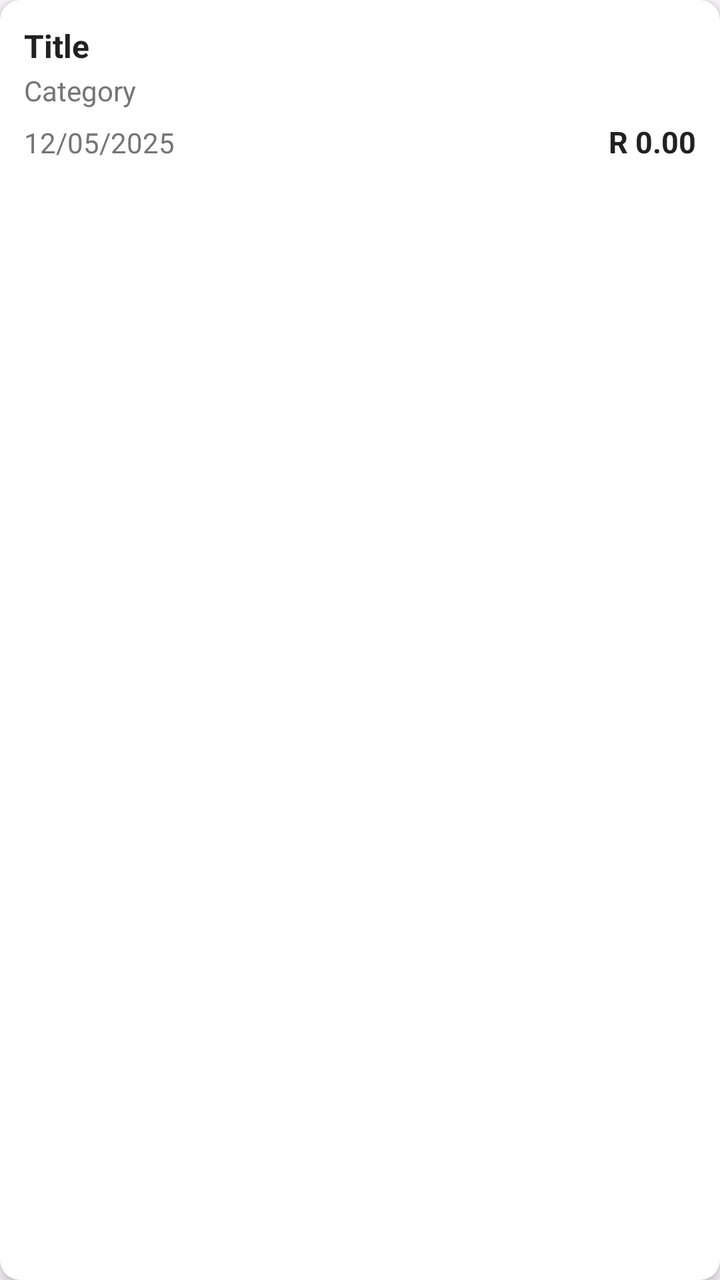
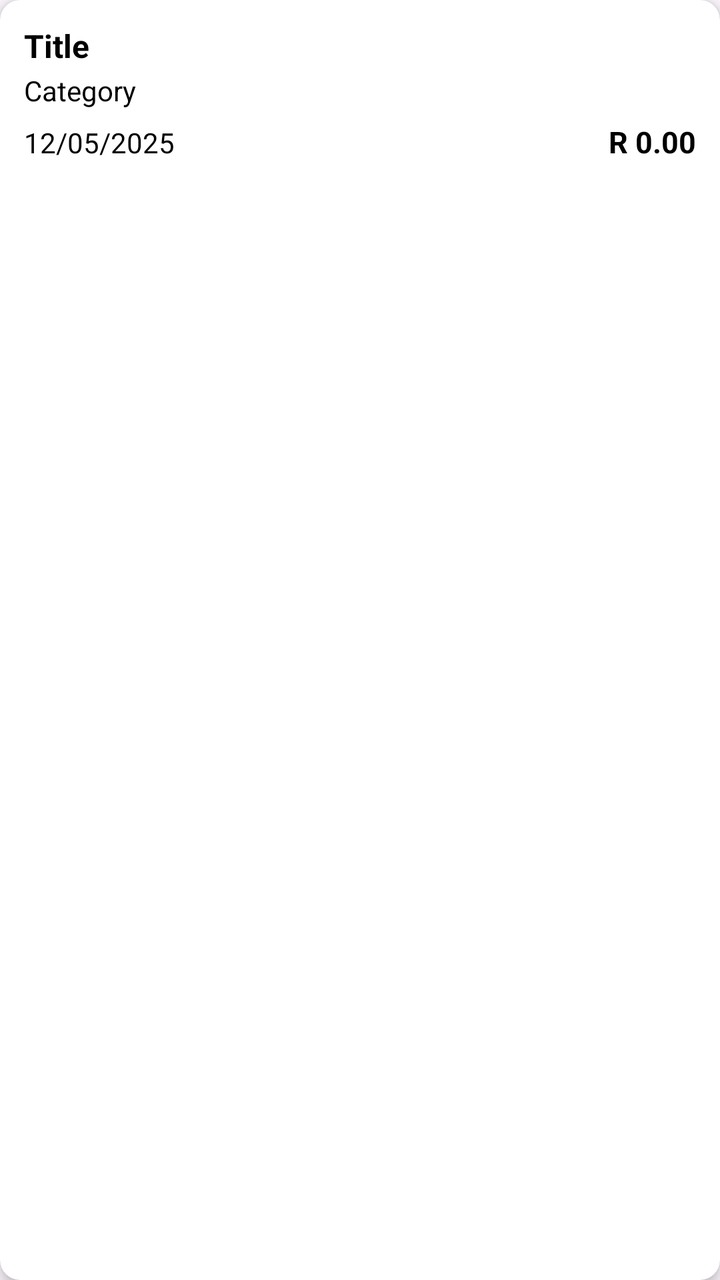

The first picture is an Android layout as it rendered before a commit; the second is the same layout after the commit. The layout source and the unified diff follow.
<!-- AndroidManifest.xml: application theme Theme.ExpenseTrackerClean -->
<!-- res/layout/item_expense.xml -->
<?xml version="1.0" encoding="utf-8"?>
<androidx.cardview.widget.CardView
    xmlns:android="http://schemas.android.com/apk/res/android"
    xmlns:app="http://schemas.android.com/apk/res-auto"
    android:layout_width="match_parent"
    android:layout_height="wrap_content"
    android:layout_margin="8dp"
    app:cardCornerRadius="10dp"
    app:cardElevation="4dp"
    android:background="@color/backgroundColor"
    android:foreground="?attr/selectableItemBackground">

    
<LinearLayout
    android:layout_width="match_parent"
    android:layout_height="wrap_content"
    android:orientation="vertical"
    android:padding="12dp">

    
<TextView
    android:id="@+id/tvTitle"
    android:layout_width="wrap_content"
    android:layout_height="wrap_content"
    android:text="@string/expense_title"
    android:textSize="16sp"
    android:textStyle="bold"
    android:textColor="@color/textPrimary"/>

    
<TextView
    android:id="@+id/tvCategory"
    android:layout_width="wrap_content"
    android:layout_height="wrap_content"
    android:text="@string/category"
    android:textColor="@color/textSecondary"
    android:textSize="14sp"
    android:layout_marginTop="2dp"/>

    
<LinearLayout
    android:layout_width="match_parent"
    android:layout_height="wrap_content"
    android:orientation="horizontal"
    android:layout_marginTop="6dp">

    
<TextView
    android:id="@+id/tvDate"
    android:layout_width="0dp"
    android:layout_height="wrap_content"
    android:layout_weight="1"
    android:text="@string/date_select"
    android:textSize="14sp"
    android:textColor="@color/textSecondary"/>

    
<TextView
    android:id="@+id/tvAmount"
    android:layout_width="wrap_content"
    android:layout_height="wrap_content"
    android:text="@string/total_amount"
    android:textSize="15sp"
    android:textColor="@color/textPrimary"
    android:textStyle="bold"/>

      </LinearLayout>

    </LinearLayout>

</androidx.cardview.widget.CardView>
<!-- resources referenced by this layout -->
<resources>
  <color name="backgroundColor">#38F9D7</color>
  <color name="textPrimary">#212121</color>
  <color name="textSecondary">#757575</color>
  <string name="category">Category</string>
  <string name="date_select">12/05/2025</string>
  <string name="expense_title">Title</string>
  <string name="total_amount">R 0.00</string>
  <style name="Theme.ExpenseTrackerClean" parent="Theme.Material3.DayNight.NoActionBar">
  
          
          <item name="colorPrimary">@color/primaryColor</item>
          <item name="colorPrimaryVariant">@color/primaryDark</item>
          <item name="colorOnPrimary">@color/cardColor</item>
  
      </style>
  <color name="primaryColor">#1976D2</color>
  <color name="primaryDark">#0D47A1</color>
  <color name="cardColor">#FFFFFF</color>
</resources>

<!-- the commit's change to res/layout/item_expense.xml (unified diff, before → after) -->
@@ -7,7 +7,7 @@
     android:layout_margin="8dp"
     app:cardCornerRadius="10dp"
     app:cardElevation="4dp"
-    android:background="@color/backgroundColor"
+    android:background="?attr/colorSurface"
     android:foreground="?attr/selectableItemBackground">
 
     
@@ -25,7 +25,7 @@
     android:text="@string/expense_title"
     android:textSize="16sp"
     android:textStyle="bold"
-    android:textColor="@color/textPrimary"/>
+    android:textColor="?attr/colorOnSurface"/>
 
     
 <TextView
@@ -33,7 +33,7 @@
     android:layout_width="wrap_content"
     android:layout_height="wrap_content"
     android:text="@string/category"
-    android:textColor="@color/textSecondary"
+    android:textColor="?attr/colorOnSurface"
     android:textSize="14sp"
     android:layout_marginTop="2dp"/>
 
@@ -52,7 +52,7 @@
     android:layout_weight="1"
     android:text="@string/date_select"
     android:textSize="14sp"
-    android:textColor="@color/textSecondary"/>
+    android:textColor="?attr/colorOnSurface"/>
 
     
 <TextView
@@ -61,7 +61,7 @@
     android:layout_height="wrap_content"
     android:text="@string/total_amount"
     android:textSize="15sp"
-    android:textColor="@color/textPrimary"
+    android:textColor="?attr/colorOnSurface"
     android:textStyle="bold"/>
 
       </LinearLayout>
<!-- resource entries referenced after the edit -->
@@ -1,8 +1,5 @@
 <!-- resources referenced by this layout -->
 <resources>
-  <color name="backgroundColor">#38F9D7</color>
-  <color name="textPrimary">#212121</color>
-  <color name="textSecondary">#757575</color>
   <string name="category">Category</string>
   <string name="date_select">12/05/2025</string>
   <string name="expense_title">Title</string>
@@ -10,13 +7,17 @@
   <style name="Theme.ExpenseTrackerClean" parent="Theme.Material3.DayNight.NoActionBar">
   
           
+          <item name="colorSurface">@color/surface</item>
+          <item name="colorOnBackground">@color/on_background</item>
+          <item name="colorOnSurface">@color/on_surface</item>
           <item name="colorPrimary">@color/primaryColor</item>
-          <item name="colorPrimaryVariant">@color/primaryDark</item>
-          <item name="colorOnPrimary">@color/cardColor</item>
+          <item name="colorOnPrimary">@color/onPrimaryColor</item>
   
       </style>
-  <color name="primaryColor">#1976D2</color>
-  <color name="primaryDark">#0D47A1</color>
-  <color name="cardColor">#FFFFFF</color>
+  <color name="surface">#F2F2F2</color>
+  <color name="on_background">#000000</color>
+  <color name="on_surface">#000000</color>
+  <color name="primaryColor">#6200EE</color>
+  <color name="onPrimaryColor">#FFFFFF</color>
 </resources>
 
